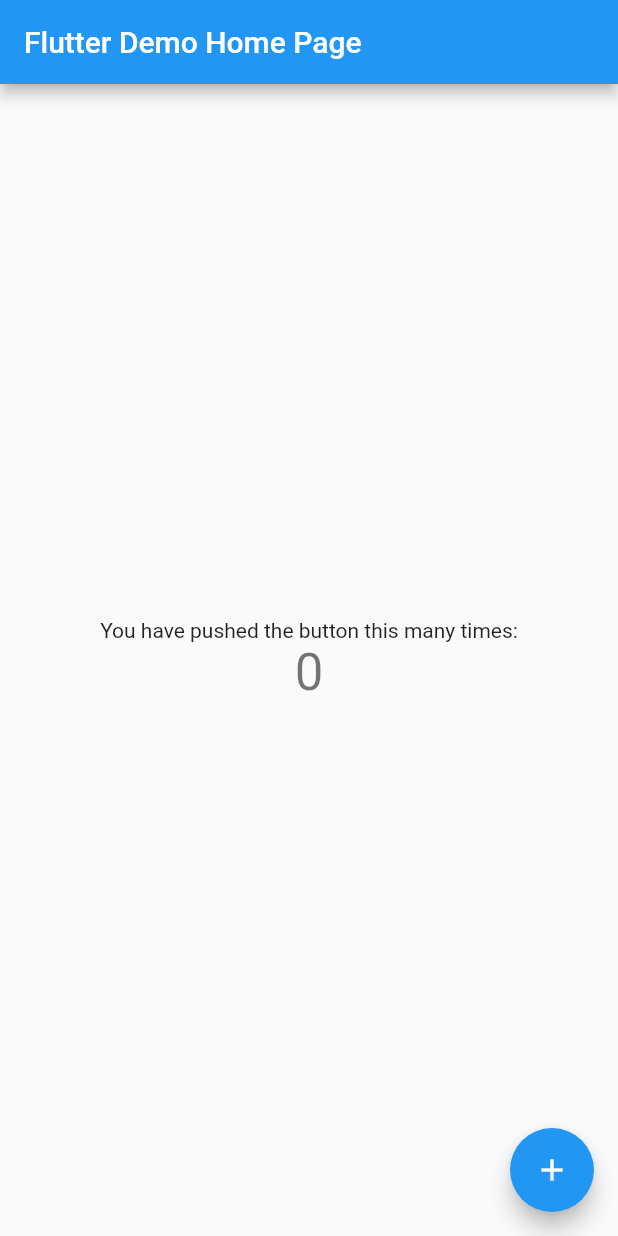
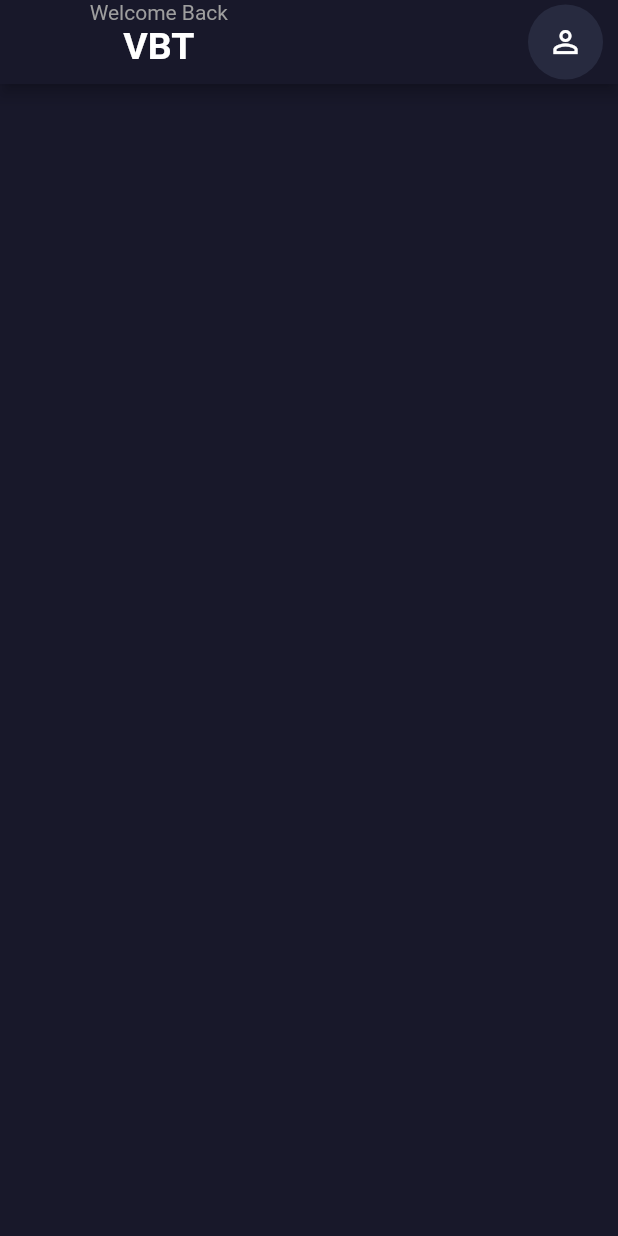
Before and after one commit to FrtSkr/vbt-flutter-wallet-project, a Flutter app: the screen it shows after launch, on a phone screen of 412 x 824 dp. Run offline on Flutter 3.47's test engine with Material 2 defaults, Android fonts, the phone set to English and light mode, and no system bars.

Commit message:
done AppBar

```diff
--- a/lib/main.dart
+++ b/lib/main.dart
@@ -1,4 +1,5 @@
 import 'package:flutter/material.dart';
+import 'package:flutter_wallet_project/pages/home.dart';
 
 void main() {
   runApp(const MyApp());
@@ -7,109 +8,15 @@
 class MyApp extends StatelessWidget {
   const MyApp({Key? key}) : super(key: key);
 
-  // This widget is the root of your application.
   @override
   Widget build(BuildContext context) {
     return MaterialApp(
       title: 'Flutter Demo',
       theme: ThemeData(
-        // This is the theme of your application.
-        //
-        // Try running your application with "flutter run". You'll see the
-        // application has a blue toolbar. Then, without quitting the app, try
-        // changing the primarySwatch below to Colors.green and then invoke
-        // "hot reload" (press "r" in the console where you ran "flutter run",
-        // or simply save your changes to "hot reload" in a Flutter IDE).
-        // Notice that the counter didn't reset back to zero; the application
-        // is not restarted.
+
         primarySwatch: Colors.blue,
       ),
-      home: const MyHomePage(title: 'Flutter Demo Home Page'),
+      home: const Home(),
     );
   }
 }
-
-class MyHomePage extends StatefulWidget {
-  const MyHomePage({Key? key, required this.title}) : super(key: key);
-
-  // This widget is the home page of your application. It is stateful, meaning
-  // that it has a State object (defined below) that contains fields that affect
-  // how it looks.
-
-  // This class is the configuration for the state. It holds the values (in this
-  // case the title) provided by the parent (in this case the App widget) and
-  // used by the build method of the State. Fields in a Widget subclass are
-  // always marked "final".
-
-  final String title;
-
-  @override
-  State<MyHomePage> createState() => _MyHomePageState();
-}
-
-class _MyHomePageState extends State<MyHomePage> {
-  int _counter = 0;
-
-  void _incrementCounter() {
-    setState(() {
-      // This call to setState tells the Flutter framework that something has
-      // changed in this State, which causes it to rerun the build method below
-      // so that the display can reflect the updated values. If we changed
-      // _counter without calling setState(), then the build method would not be
-      // called again, and so nothing would appear to happen.
-      _counter++;
-    });
-  }
-
-  @override
-  Widget build(BuildContext context) {
-    // This method is rerun every time setState is called, for instance as done
-    // by the _incrementCounter method above.
-    //
-    // The Flutter framework has been optimized to make rerunning build methods
-    // fast, so that you can just rebuild anything that needs updating rather
-    // than having to individually change instances of widgets.
-    return Scaffold(
-      appBar: AppBar(
-        // Here we take the value from the MyHomePage object that was created by
-        // the App.build method, and use it to set our appbar title.
-        title: Text(widget.title),
-      ),
-      body: Center(
-        // Center is a layout widget. It takes a single child and positions it
-        // in the middle of the parent.
-        child: Column(
-          // Column is also a layout widget. It takes a list of children and
-          // arranges them vertically. By default, it sizes itself to fit its
-          // children horizontally, and tries to be as tall as its parent.
-          //
-          // Invoke "debug painting" (press "p" in the console, choose the
-          // "Toggle Debug Paint" action from the Flutter Inspector in Android
-          // Studio, or the "Toggle Debug Paint" command in Visual Studio Code)
-          // to see the wireframe for each widget.
-          //
-          // Column has various properties to control how it sizes itself and
-          // how it positions its children. Here we use mainAxisAlignment to
-          // center the children vertically; the main axis here is the vertical
-          // axis because Columns are vertical (the cross axis would be
-          // horizontal).
-          mainAxisAlignment: MainAxisAlignment.center,
-          children: <Widget>[
-            const Text(
-              'You have pushed the button this many times:',
-            ),
-            Text(
-              '$_counter',
-              style: Theme.of(context).textTheme.headline4,
-            ),
-          ],
-        ),
-      ),
-      floatingActionButton: FloatingActionButton(
-        onPressed: _incrementCounter,
-        tooltip: 'Increment',
-        child: const Icon(Icons.add),
-      ), // This trailing comma makes auto-formatting nicer for build methods.
-    );
-  }
-}
--- a/lib/pages/home.dart
+++ b/lib/pages/home.dart
@@ -0,0 +1,53 @@
+import 'package:flutter/material.dart';
+
+class Home extends StatefulWidget {
+  const Home({Key? key}) : super(key: key);
+
+  @override
+  State<Home> createState() => _HomeState();
+}
+
+class _HomeState extends State<Home> {
+  @override
+  Widget build(BuildContext context) {
+    return Scaffold(
+      backgroundColor: const Color(0xFF18182A),
+      appBar: AppBar(backgroundColor: const Color(0xFF18182A), actions: [
+        Row(
+          children: [
+            Column(
+              children: const [
+                Text(
+                  "Welcome Back",
+                  style: TextStyle(
+                    color: Colors.grey,
+                  ),
+                ),
+                Text(
+                  "VBT",
+                  style: TextStyle(
+                    color: Colors.white,
+                    fontSize: 25,
+                    fontWeight: FontWeight.bold,
+                  ),
+                ),
+              ],
+            ),
+            Container(
+                height: 50,
+                width: 50,
+                margin: const EdgeInsets.only(left: 200, right: 10),
+                decoration: BoxDecoration(
+                  borderRadius: BorderRadius.circular(30),
+                  color: const Color(0xFF272A3F),
+                ),
+                child: const Icon(
+                  Icons.person_outline,
+                  color: Colors.white,
+                )),
+          ],
+        )
+      ]),
+    );
+  }
+}
```
